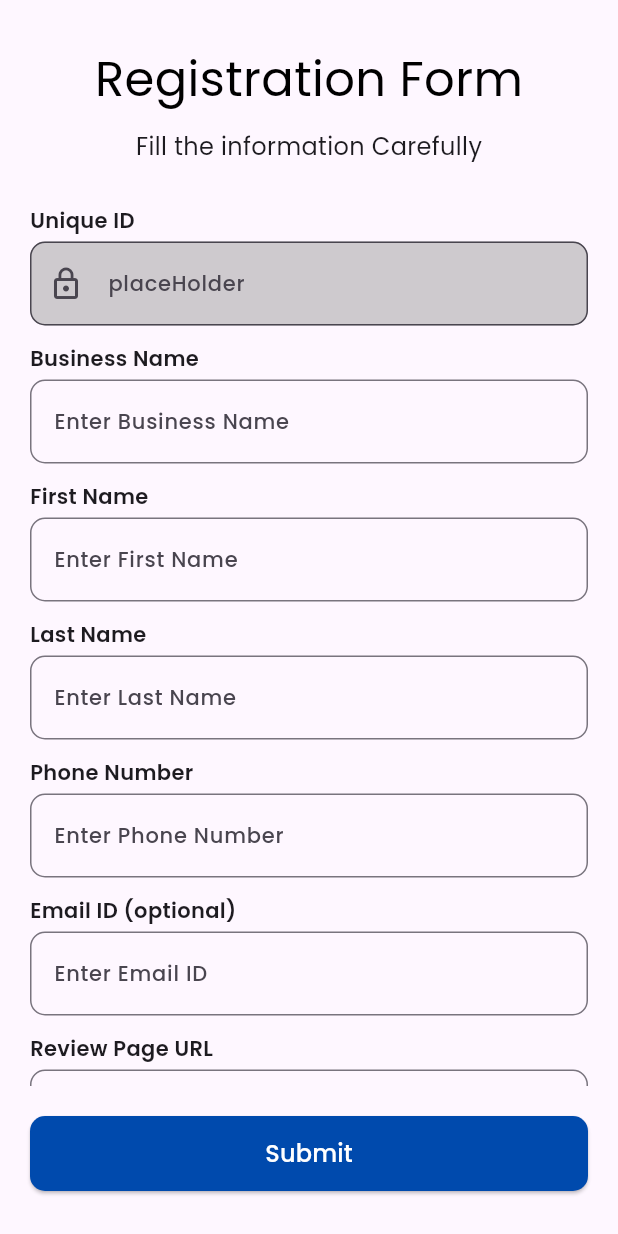
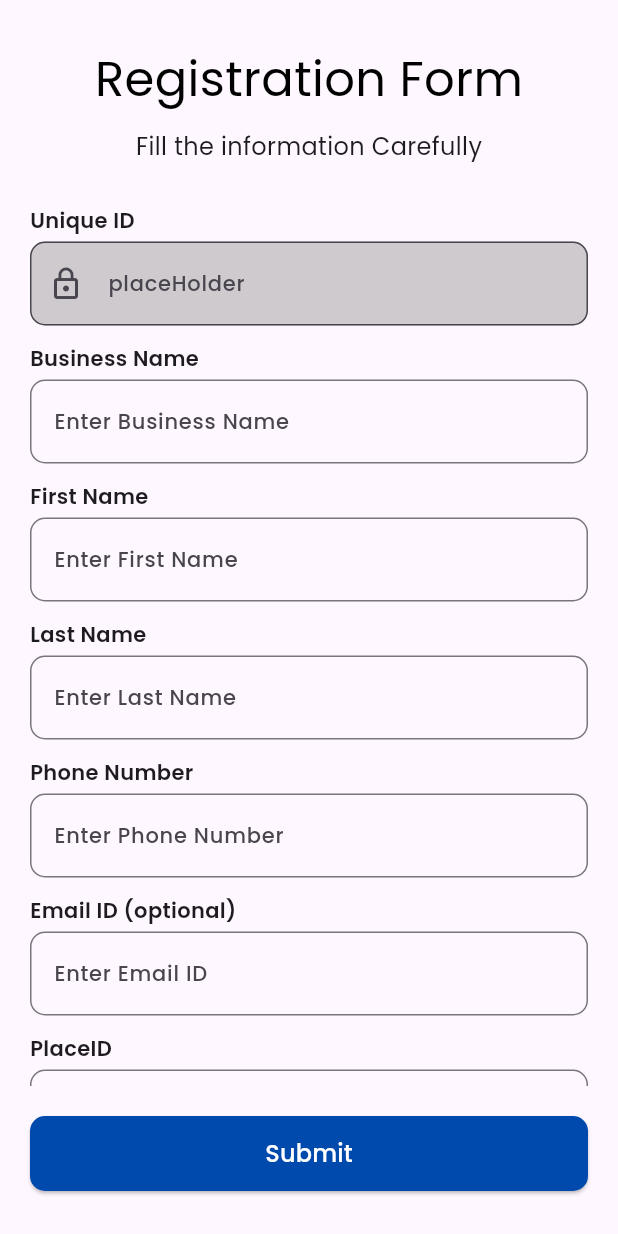
Before and after one commit to djSomeone/onboarding_app, a Flutter app: the RegistrationForm screen opened directly with empty values, on a phone screen of 412 x 824 dp. Run offline on Flutter 3.47's test engine with Material 3 defaults, Android fonts, the phone set to English and light mode, and no system bars; our stand-ins replace dio, fluttertoast, get, google_fonts, pretty_dio_logger; missing offline and left inert: qr_code_scanner.

Commit message:
latest done

```diff
--- a/lib/Screens/form/registration_form.dart
+++ b/lib/Screens/form/registration_form.dart
@@ -99,10 +99,10 @@ class RegistrationForm extends StatelessWidget {
                     ),
                     // uwhef
                     TitledTextFeiled(
-                      title: "Review Page URL",
-                      placeHolder: "Enter Review Page URL",
+                      title: "PlaceID",
+                      placeHolder: "Enter PlaceID",
                       controller: pageUrl,
-                      keyword: "Review Page URL",
+                      keyword: "PlaceID",
                       keyBoardType: TextInputType.url,
                     ),
                   ],
@@ -124,13 +124,13 @@ class RegistrationForm extends StatelessWidget {
         con.data.value["Last Name"] != null &&
         con.data.value["Phone Number"] != null &&
         con.data.value["Email ID"] != null &&
-        con.data.value["Review Page URL"] != null) {
+        con.data.value["PlaceID"] != null) {
       Print.p("inif");
       var x = con.data.value;
       try {
         var res = await Api.registerCompany(
             id: code,
-            pageUrl: x["Review Page URL"],
+            placeId: x["PlaceID"],
             businessName: x["Business Name"],
             firstName: x["First Name"],
             lastName: x["Last Name"],
--- a/lib/api/api.dart
+++ b/lib/api/api.dart
@@ -10,7 +10,7 @@ class Api {
 
   static Future<Map<String, dynamic>> registerCompany({
     required String id,
-    required String pageUrl,
+    required String placeId,
     required String businessName,
     required String firstName,
     required String lastName,
@@ -23,7 +23,7 @@ class Api {
     var data = {
       "firstName": firstName,
       "lastName": lastName,
-      "pageUrl":pageUrl,
+      "placeId":placeId,
       "businessName":businessName,
       "contactNumber":contactNumber,
       "email":email
```
